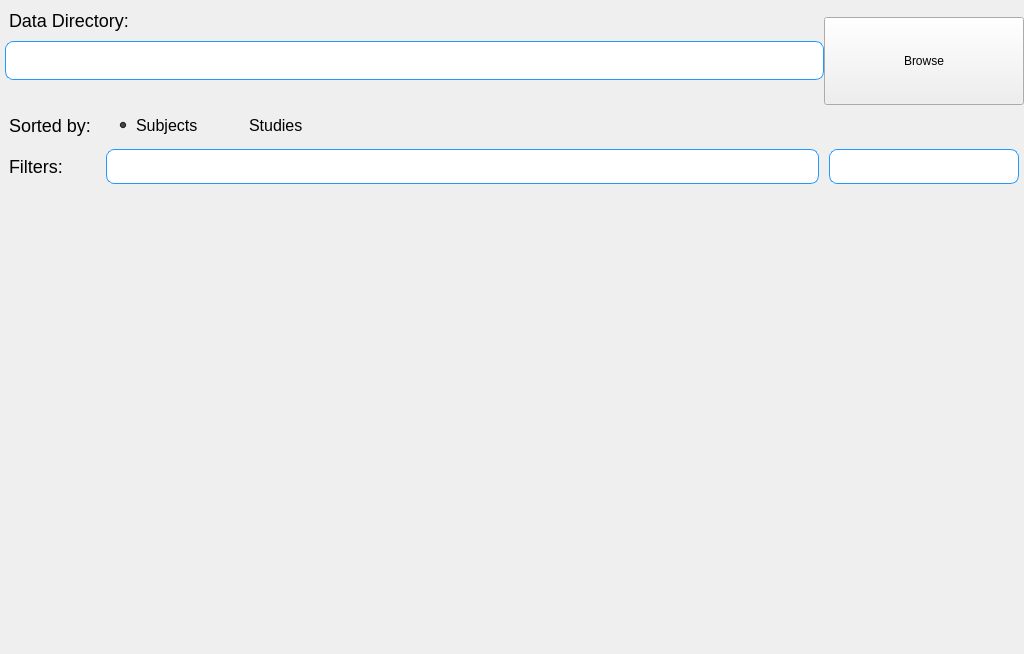
Qt form src/ihm/SubjectsFrame.ui (lamyj/dicomifier) before a commit.
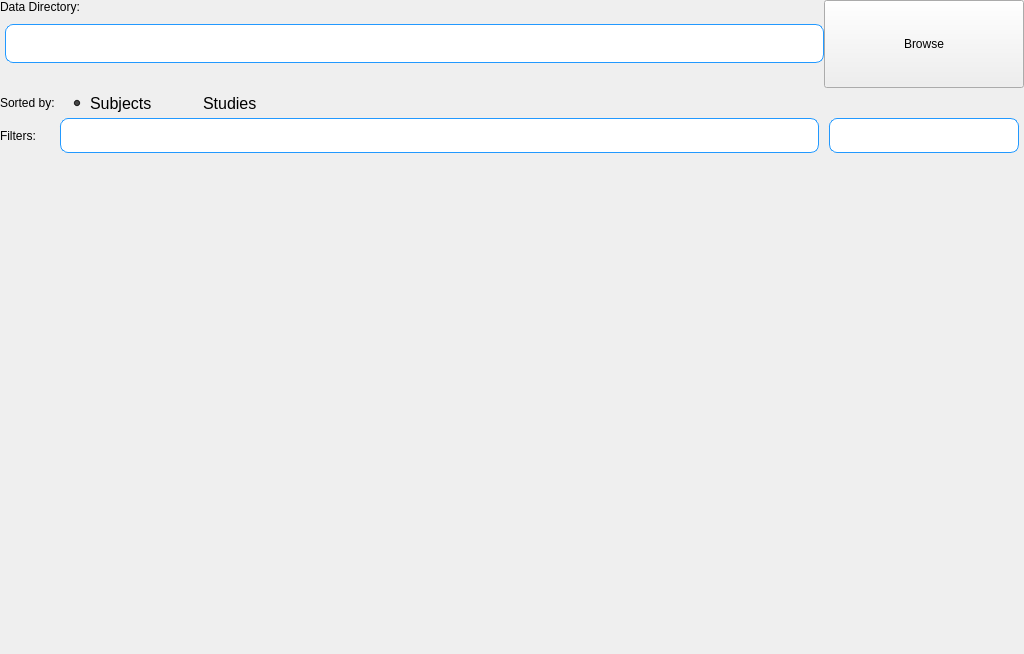
The same form after that commit.

Patch:
```diff
--- a/src/ihm/SubjectsFrame.ui
+++ b/src/ihm/SubjectsFrame.ui
@@ -20,22 +20,7 @@
    <string>Form</string>
   </property>
   <property name="styleSheet">
-   <string notr="true">QLabel
-{
-    background: transparent;
-    border: none;
-    font-size: 18px;
-    margin: 10px 5px;
-}
-
-QTreeView
-{
-    margin: 5px;
-    border-radius: 10px;
-    border: 1px solid #2299FF;
-}
-
-QLineEdit
+   <string notr="true">QLineEdit
 {
     margin: 0px 5px;
     background-color: white;
```
